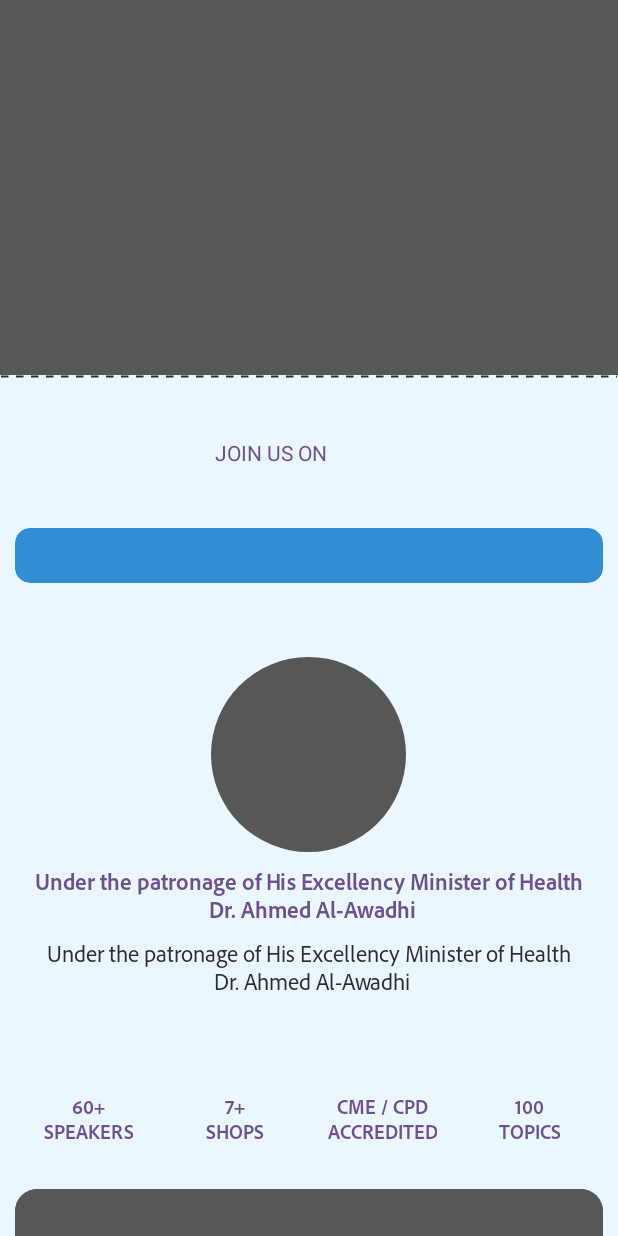
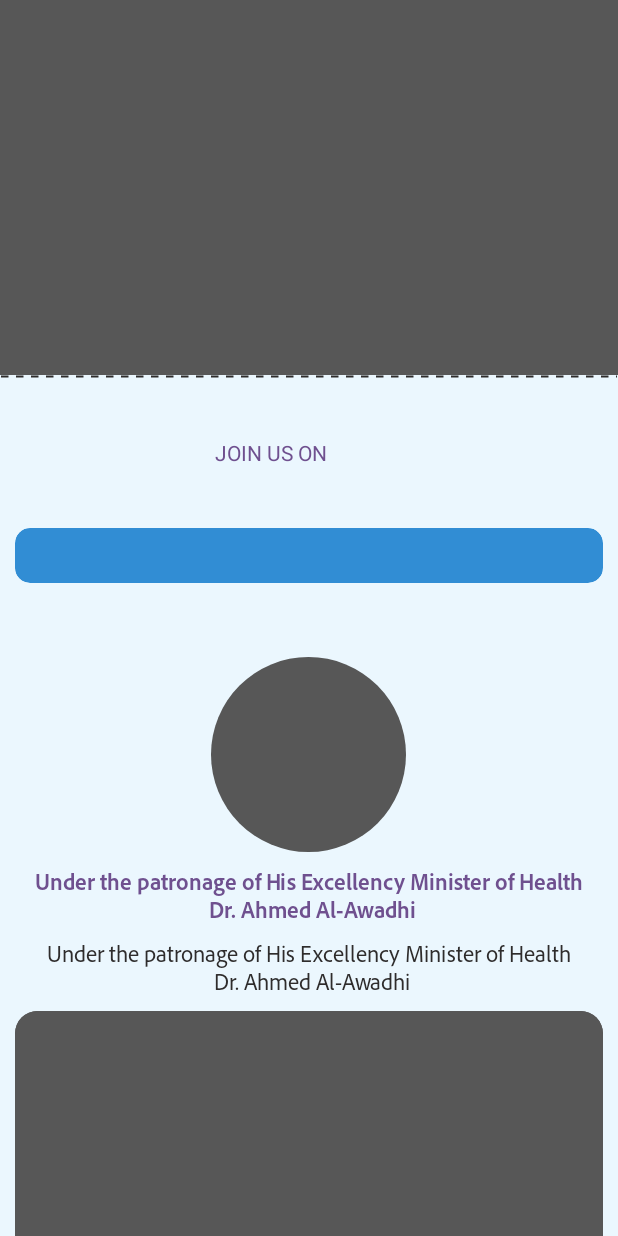
Before and after one commit to Design-Master2022/Isad-android, an Android app: the layout fragment_home.xml on its own in the app's theme, with its tools: preview values and no code run, on a phone screen of 412 x 824 dp. Run offline under Robolectric (Android 15) with nearby library versions, the phone set to English and light mode, and no system bars; plain views replace CarouselView.

Commit message:
remove days button from programs fragment and load day1 url in webview, remove images with number from home page

```diff
--- a/app/src/main/java/com/design_master1/isad/ui/fragments/ProgramsFragment.kt
+++ b/app/src/main/java/com/design_master1/isad/ui/fragments/ProgramsFragment.kt
@@ -267,7 +267,8 @@ class ProgramsFragment : Fragment() {
             if (it == GetProgramWebLinksState.FETCHED){
                 mViewModel.webLinksData?.let {
 //                    mMainActivityViewModel.programOrWorkShopId = it.id2
-                    setDayWisePrograms(DEFAULT_DAY, mCurrentTrack)
+                    mBinding.webview.loadUrl(it.day1)
+//                    setDayWisePrograms(DEFAULT_DAY, mCurrentTrack)
                 }
             }
         }
--- a/app/src/main/res/layout/fragment_home.xml
+++ b/app/src/main/res/layout/fragment_home.xml
@@ -181,6 +181,7 @@
                 android:layout_width="match_parent"
                 android:layout_height="wrap_content"
                 android:layout_gravity="bottom"
+                android:visibility="gone"
                 android:layout_marginHorizontal="10dp"
                 android:layout_marginVertical="20dp"
                 android:orientation="horizontal">
--- a/app/src/main/res/layout/fragment_programs.xml
+++ b/app/src/main/res/layout/fragment_programs.xml
@@ -29,6 +29,7 @@
                 android:layout_width="wrap_content"
                 android:layout_height="wrap_content"
                 android:layout_gravity="center"
+                android:visibility="gone"
                 android:nestedScrollingEnabled="false"/>
 
             <androidx.recyclerview.widget.RecyclerView
@@ -37,6 +38,7 @@
                 android:layout_height="wrap_content"
                 android:layout_gravity="center"
                 android:layout_marginTop="5sp"
+                android:visibility="gone"
                 android:nestedScrollingEnabled="false"/>
 
             <!--                <androidx.recyclerview.widget.RecyclerView-->
```
